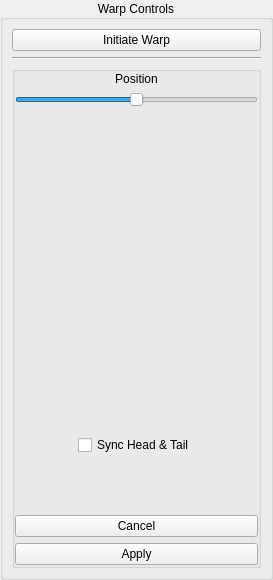
The window that mwarp1d/ui/widgets/warp_controls.ui (0todd0000/mwarp1d) describes before a commit, drawn with Qt 5.
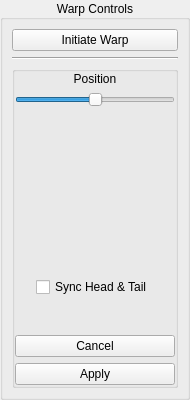
The same window after the commit. Custom widgets are drawn as their Qt base class.

What changed in the file:
```diff
--- a/mwarp1d/ui/widgets/warp_controls.ui
+++ b/mwarp1d/ui/widgets/warp_controls.ui
@@ -6,14 +6,14 @@
    <rect>
     <x>0</x>
     <y>0</y>
-    <width>273</width>
-    <height>580</height>
+    <width>190</width>
+    <height>400</height>
    </rect>
   </property>
   <property name="minimumSize">
    <size>
     <width>0</width>
-    <height>580</height>
+    <height>400</height>
    </size>
   </property>
   <property name="maximumSize">
@@ -136,8 +136,8 @@
             <widget class="DialDisplayWidget" name="widget_amp" native="true">
              <property name="minimumSize">
               <size>
-               <width>100</width>
-               <height>135</height>
+               <width>50</width>
+               <height>50</height>
               </size>
              </property>
              <property name="maximumSize">
@@ -156,8 +156,8 @@
             <widget class="DialDisplayWidget" name="widget_head" native="true">
              <property name="minimumSize">
               <size>
-               <width>100</width>
-               <height>100</height>
+               <width>50</width>
+               <height>50</height>
               </size>
              </property>
              <property name="maximumSize">
@@ -185,8 +185,8 @@
             <widget class="DialDisplayWidget" name="widget_tail" native="true">
              <property name="minimumSize">
               <size>
-               <width>100</width>
-               <height>100</height>
+               <width>50</width>
+               <height>50</height>
               </size>
              </property>
              <property name="maximumSize">
```
